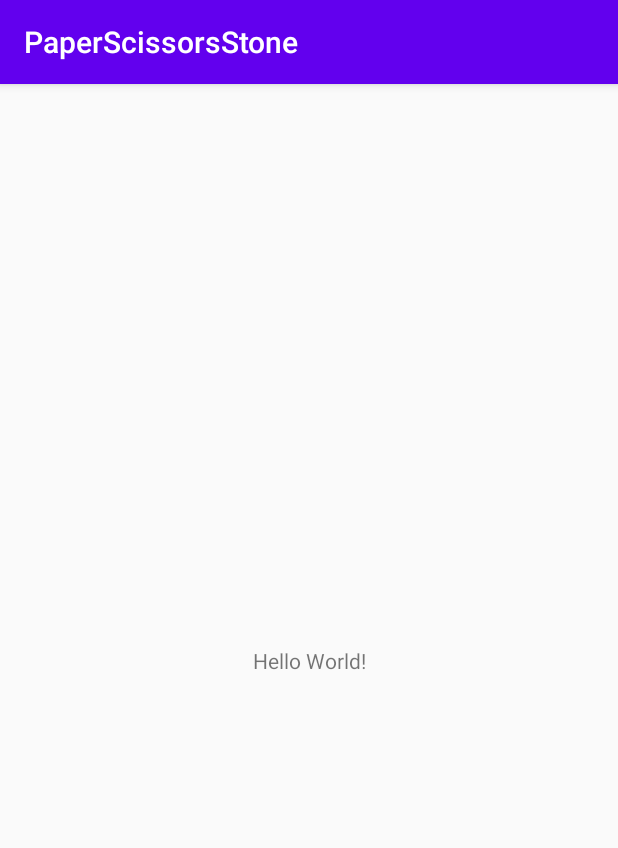
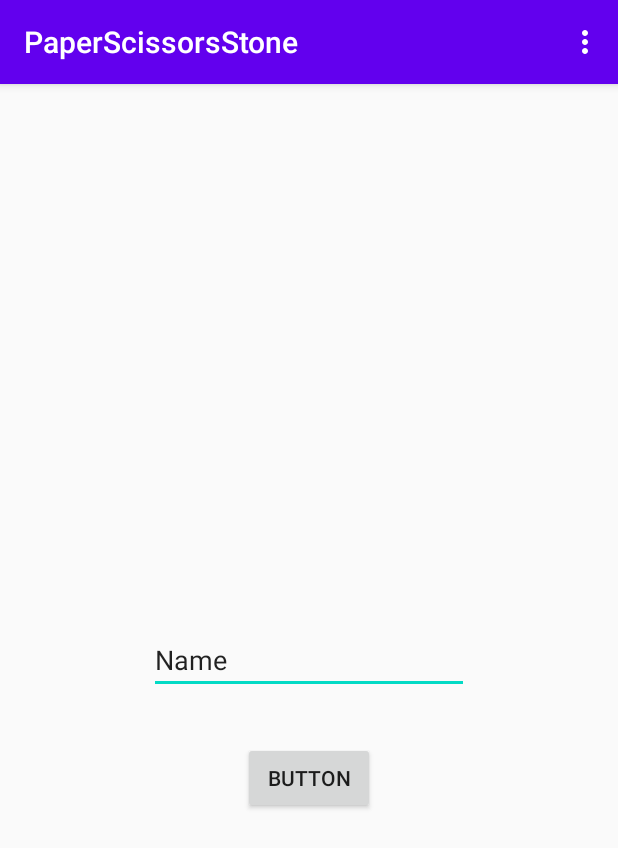
Before and after one commit to encorex32268/PaperScissorsStone, an Android app: the screen it shows after launch (MainActivity), on a phone screen of 412 x 824 dp. Shown: the top 848 px of the screen. Run offline under Robolectric (Android 15) with nearby library versions, the phone set to English and light mode, and no system bars; our stand-ins replace navigation-ui.

Commit message:
1.Navigation Import , LoginPage to HomePage , Argument Pass OK , Activity Main Menu

```diff
--- /dev/null
+++ b/app/src/main/java/com/example/paperscissorsstone/LoginFragment.kt
@@ -0,0 +1,55 @@
+package com.example.paperscissorsstone
+
+import android.os.Bundle
+import android.view.LayoutInflater
+import android.view.View
+import android.view.ViewGroup
+import androidx.fragment.app.Fragment
+import androidx.navigation.findNavController
+import com.example.paperscissorsstone.databinding.FragmentLoginBinding
+
+// TODO: Rename parameter arguments, choose names that match
+// the fragment initialization parameters, e.g. ARG_ITEM_NUMBER
+private const val ARG_PARAM1 = "param1"
+private const val ARG_PARAM2 = "param2"
+
+/**
+ * A simple [Fragment] subclass.
+ * Use the [LoginFragment.newInstance] factory method to
+ * create an instance of this fragment.
+ */
+class LoginFragment : Fragment(R.layout.fragment_login) {
+
+
+    private lateinit var binding: FragmentLoginBinding
+
+
+    override fun onCreateView(
+        inflater: LayoutInflater,
+        container: ViewGroup?,
+        savedInstanceState: Bundle?
+    ): View? {
+        binding = FragmentLoginBinding.inflate(inflater,container,false)
+        return binding .root
+    }
+
+    override fun onViewCreated(view: View, savedInstanceState: Bundle?) {
+        super.onViewCreated(view, savedInstanceState)
+        binding.apply {
+
+            loginButton.setOnClickListener {
+
+                val name = loginNameEditText.text.toString()
+
+                val action =
+                    LoginFragmentDirections.actionLoginFragmentToHomeFragment()
+                action.username = name
+                view.findNavController().navigate(action)
+            }
+        }
+
+    }
+
+
+
+}
--- a/app/src/main/java/com/example/paperscissorsstone/MainActivity.kt
+++ b/app/src/main/java/com/example/paperscissorsstone/MainActivity.kt
@@ -1,11 +1,38 @@
 package com.example.paperscissorsstone
 
-import android.support.v7.app.AppCompatActivity
 import android.os.Bundle
+import android.view.Menu
+import android.view.MenuItem
+import androidx.appcompat.app.AppCompatActivity
+import androidx.appcompat.app.AppCompatDelegate
+import androidx.appcompat.app.AppCompatDelegate.MODE_NIGHT_NO
+import androidx.navigation.findNavController
+import androidx.navigation.fragment.NavHostFragment
+import androidx.navigation.ui.onNavDestinationSelected
+import com.example.paperscissorsstone.databinding.ActivityMainBinding
 
 class MainActivity : AppCompatActivity() {
+    private lateinit var binding:ActivityMainBinding
+
     override fun onCreate(savedInstanceState: Bundle?) {
         super.onCreate(savedInstanceState)
-        setContentView(R.layout.activity_main)
+        binding = ActivityMainBinding.inflate(layoutInflater)
+        setContentView(binding.root)
+
+        AppCompatDelegate.setDefaultNightMode(MODE_NIGHT_NO)
+
+        val navHostFragment =
+                supportFragmentManager.findFragmentById(R.id.nav_host_fragment) as NavHostFragment
+        val navController = navHostFragment.navController
     }
+    override fun onOptionsItemSelected(item: MenuItem): Boolean {
+        return item.onNavDestinationSelected(findNavController(R.id.nav_host_fragment))
+                || super.onOptionsItemSelected(item)
+    }
+
+    override fun onCreateOptionsMenu(menu: Menu?): Boolean {
+        menuInflater.inflate(R.menu.menu_main,menu)
+        return super.onCreateOptionsMenu(menu)
+    }
+
 }
--- a/app/src/main/res/layout/activity_main.xml
+++ b/app/src/main/res/layout/activity_main.xml
@@ -1,18 +1,29 @@
 <?xml version="1.0" encoding="utf-8"?>
-<android.support.constraint.ConstraintLayout xmlns:android="http://schemas.android.com/apk/res/android"
+<androidx.constraintlayout.widget.ConstraintLayout xmlns:android="http://schemas.android.com/apk/res/android"
     xmlns:app="http://schemas.android.com/apk/res-auto"
     xmlns:tools="http://schemas.android.com/tools"
     android:layout_width="match_parent"
     android:layout_height="match_parent"
     tools:context=".MainActivity">
 
-    <TextView
-        android:layout_width="wrap_content"
-        android:layout_height="wrap_content"
-        android:text="Hello World!"
-        app:layout_constraintBottom_toBottomOf="parent"
+
+
+
+    <androidx.fragment.app.FragmentContainerView
+        android:id="@+id/nav_host_fragment"
+        android:name="androidx.navigation.fragment.NavHostFragment"
+        android:layout_width="0dp"
+        android:layout_height="0dp"
         app:layout_constraintLeft_toLeftOf="parent"
         app:layout_constraintRight_toRightOf="parent"
-        app:layout_constraintTop_toTopOf="parent" />
+        app:layout_constraintTop_toTopOf="parent"
+        app:layout_constraintBottom_toBottomOf="parent"
+        app:defaultNavHost="true"
+        app:navGraph="@navigation/nav_graph"
 
-</android.support.constraint.ConstraintLayout>
+
+        ></androidx.fragment.app.FragmentContainerView>
+
+
+
+</androidx.constraintlayout.widget.ConstraintLayout>
--- /dev/null
+++ b/app/src/main/res/layout/fragment_login.xml
@@ -0,0 +1,31 @@
+<?xml version="1.0" encoding="utf-8"?>
+<androidx.constraintlayout.widget.ConstraintLayout xmlns:android="http://schemas.android.com/apk/res/android"
+    xmlns:app="http://schemas.android.com/apk/res-auto"
+    xmlns:tools="http://schemas.android.com/tools"
+    android:id="@+id/frameLayout"
+    android:layout_width="match_parent"
+    android:layout_height="match_parent"
+    tools:context=".LoginFragment">
+
+    <Button
+        android:id="@+id/loginButton"
+        android:layout_width="wrap_content"
+        android:layout_height="wrap_content"
+        android:layout_marginTop="32dp"
+        android:text="Button"
+        app:layout_constraintEnd_toEndOf="@+id/loginNameEditText"
+        app:layout_constraintStart_toStartOf="@+id/loginNameEditText"
+        app:layout_constraintTop_toBottomOf="@+id/loginNameEditText" />
+
+    <EditText
+        android:id="@+id/loginNameEditText"
+        android:layout_width="wrap_content"
+        android:layout_height="wrap_content"
+        android:ems="10"
+        android:inputType="textPersonName"
+        android:text="Name"
+        app:layout_constraintBottom_toBottomOf="parent"
+        app:layout_constraintEnd_toEndOf="parent"
+        app:layout_constraintStart_toStartOf="parent"
+        app:layout_constraintTop_toTopOf="parent" />
+</androidx.constraintlayout.widget.ConstraintLayout>
--- /dev/null
+++ b/app/src/main/res/menu/menu_main.xml
@@ -0,0 +1,5 @@
+<?xml version="1.0" encoding="utf-8"?>
+<menu xmlns:android="http://schemas.android.com/apk/res/android">
+
+    <item android:title="Item" />
+</menu>
--- /dev/null
+++ b/app/src/main/res/navigation/nav_graph.xml
@@ -0,0 +1,32 @@
+<?xml version="1.0" encoding="utf-8"?>
+<navigation xmlns:android="http://schemas.android.com/apk/res/android"
+    xmlns:app="http://schemas.android.com/apk/res-auto"
+    xmlns:tools="http://schemas.android.com/tools"
+    android:id="@+id/nav_graph"
+    app:startDestination="@id/loginFragment">
+
+    <fragment
+        android:id="@+id/loginFragment"
+        android:name="com.example.paperscissorsstone.LoginFragment"
+        android:label="fragment_login"
+        tools:layout="@layout/fragment_login" >
+        <action
+            android:id="@+id/action_loginFragment_to_homeFragment"
+            app:destination="@id/homeFragment"
+            app:enterAnim="@anim/nav_default_enter_anim"
+            app:exitAnim="@anim/nav_default_exit_anim"
+            app:popEnterAnim="@anim/nav_default_pop_enter_anim"
+            app:popExitAnim="@anim/nav_default_pop_exit_anim"
+            app:popUpTo="@id/loginFragment" />
+    </fragment>
+    <fragment
+        android:id="@+id/homeFragment"
+        android:name="com.example.paperscissorsstone.HomeFragment"
+        android:label="fragment_home"
+        tools:layout="@layout/fragment_home">
+        <argument
+            android:name="username"
+            android:defaultValue="Unkown"
+            app:argType="string" />
+    </fragment>
+</navigation>
--- a/app/src/main/res/values/strings.xml
+++ b/app/src/main/res/values/strings.xml
@@ -1,3 +1,5 @@
 <resources>
     <string name="app_name">PaperScissorsStone</string>
+    <!-- TODO: Remove or change this placeholder text -->
+    <string name="hello_blank_fragment">Hello blank fragment</string>
 </resources>
--- a/build.gradle
+++ b/build.gradle
@@ -4,11 +4,13 @@ buildscript {
     repositories {
         google()
         jcenter()
+
     }
     dependencies {
         classpath "com.android.tools.build:gradle:4.1.1"
         classpath "org.jetbrains.kotlin:kotlin-gradle-plugin:$kotlin_version"
-
+        def nav_version = "2.3.4"
+        classpath "androidx.navigation:navigation-safe-args-gradle-plugin:$nav_version"
         // NOTE: Do not place your application dependencies here; they belong
         // in the individual module build.gradle files
     }
@@ -18,6 +20,7 @@ allprojects {
     repositories {
         google()
         jcenter()
+
     }
 }
 
--- a/gradle.properties
+++ b/gradle.properties
@@ -13,3 +13,5 @@ org.gradle.jvmargs=-Xmx2048m -Dfile.encoding=UTF-8
 # org.gradle.parallel=true
 # Kotlin code style for this project: "official" or "obsolete":
 kotlin.code.style=official
+android.useAndroidX=true
+android.enableJetifier=true
```
Also changed, not shown: app/build.gradle (+29 -3 lines), app/src/main/java/com/example/paperscissorsstone/HomeFragment.kt (added, +47 -0 lines), app/src/main/res/layout/fragment_home.xml (added, +20 -0 lines).
